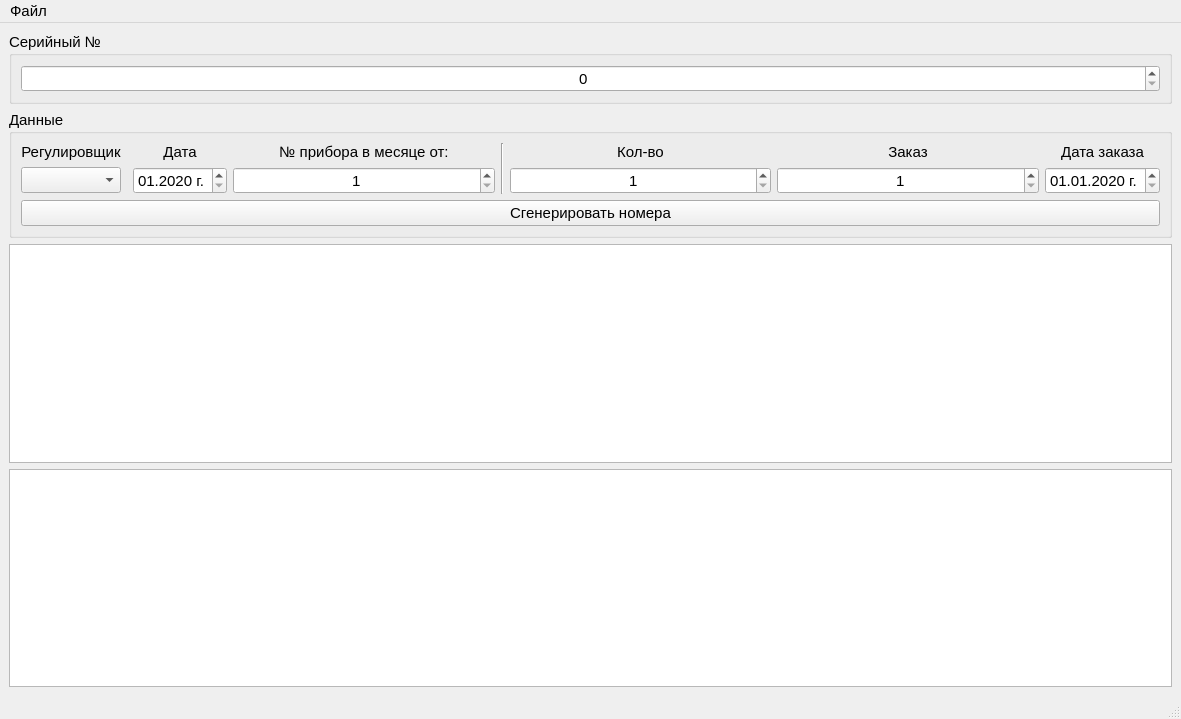
The window that mainwindow.ui (XRay3D/BitHuffman) describes before a commit, drawn with Qt 5.
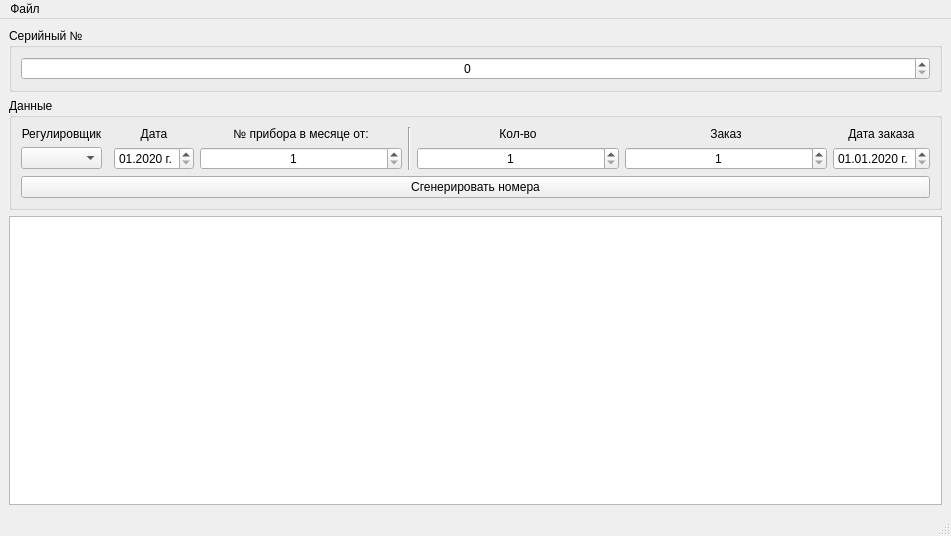
The same window after the commit.

What changed in the file:
```diff
--- a/mainwindow.ui
+++ b/mainwindow.ui
@@ -6,20 +6,15 @@
    <rect>
     <x>0</x>
     <y>0</y>
-    <width>1181</width>
-    <height>719</height>
+    <width>951</width>
+    <height>536</height>
    </rect>
   </property>
-  <property name="font">
-   <font>
-    <pointsize>11</pointsize>
-   </font>
-  </property>
   <property name="windowTitle">
    <string>MainWindow</string>
   </property>
   <widget class="QWidget" name="centralwidget">
-   <layout class="QVBoxLayout" name="verticalLayout">
+   <layout class="QVBoxLayout" name="verticalLayout" stretch="0,0,3">
     <item>
      <widget class="QGroupBox" name="groupBox">
       <property name="title">
@@ -104,8 +99,8 @@
          </property>
          <property name="maximumDate">
           <date>
-           <year>2027</year>
-           <month>12</month>
+           <year>2030</year>
+           <month>8</month>
            <day>31</day>
           </date>
          </property>
@@ -186,9 +181,9 @@
         <widget class="QDateEdit" name="dateEdit">
          <property name="maximumDate">
           <date>
-           <year>2027</year>
-           <month>12</month>
-           <day>1</day>
+           <year>2030</year>
+           <month>8</month>
+           <day>31</day>
           </date>
          </property>
          <property name="minimumDate">
@@ -249,9 +244,6 @@
       </property>
      </widget>
     </item>
-    <item>
-     <widget class="QTextEdit" name="textEdit"/>
-    </item>
    </layout>
   </widget>
   <widget class="QMenuBar" name="menubar">
@@ -259,7 +251,7 @@
     <rect>
      <x>0</x>
      <y>0</y>
-     <width>1181</width>
+     <width>951</width>
      <height>21</height>
     </rect>
    </property>
```
Left out of the diff: 1 changed line with no effect on the pictures.
